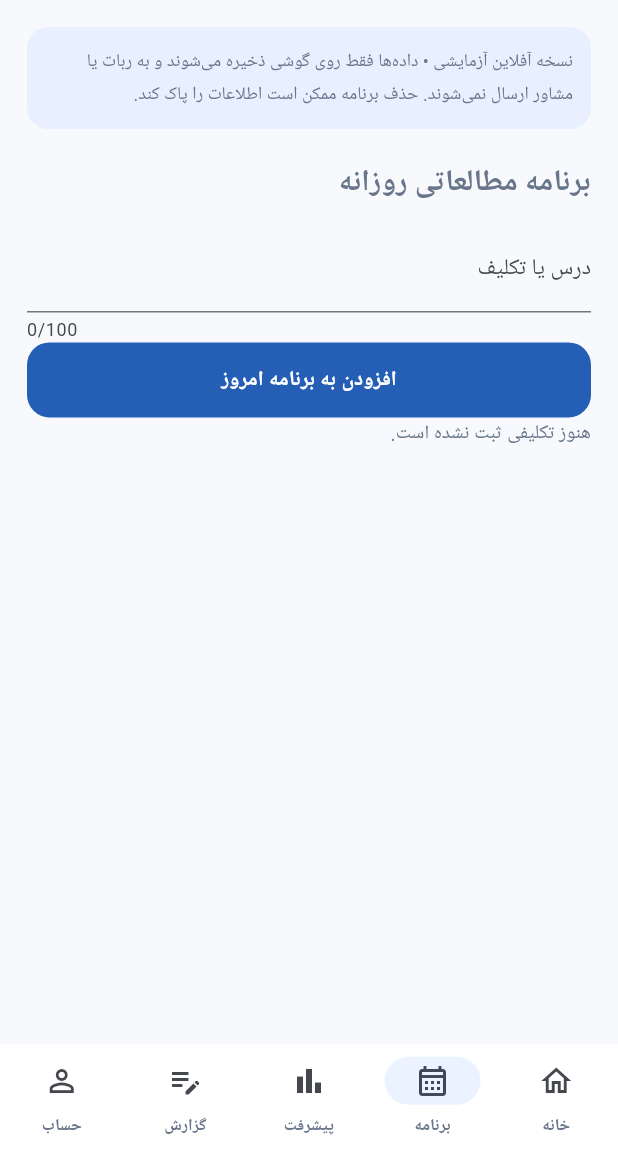
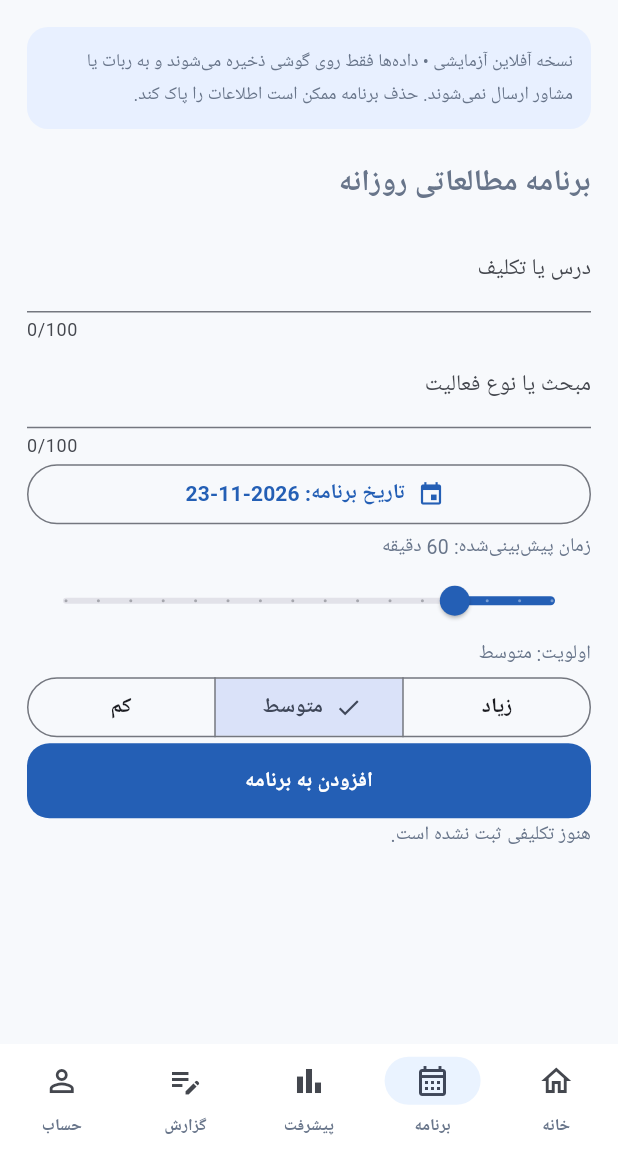
Before and after one commit to mohsentsani-eng/telegram-bot, a Flutter app: the ApexDemoScreen screen opened directly, item 2 of the bottom bar chosen, on a phone screen of 412 x 824 dp, the part 84-1236 px from its top. Run offline on Flutter 3.47's test engine with Material 3 defaults, Android fonts, the phone set to English and light mode, and no system bars; our stand-ins replace flutter_secure_storage, shared_preferences; accounts and stored records are empty; Roboto replaces fonts that are missing (Vazirmatn).

Commit message:
feat(mobile): dated prioritized study tasks, planned minutes, notes and adherence metrics

```diff
--- a/mobile_app/lib/screens/apex_demo_screen.dart
+++ b/mobile_app/lib/screens/apex_demo_screen.dart
@@ -12,6 +12,11 @@ class _ApexDemoScreenState extends State<ApexDemoScreen> {
   static const storageKey = 'apex360_offline_v1';
   final taskController = TextEditingController();
   final subjectController = TextEditingController();
+  final topicController = TextEditingController();
+  final noteController = TextEditingController();
+  int plannedMinutes = 60, priority = 2;
+  DateTime selectedDate = DateTime.now();
+  String get selectedDay => selectedDate.toIso8601String().substring(0, 10);
   int tab = 0, minutes = 45, tests = 0, satisfaction = 7, mood = 3, stress = 3;
   bool ready = false;
   List<Map<String, dynamic>> tasks = [], reports = [];
@@ -43,8 +48,9 @@ class _ApexDemoScreenState extends State<ApexDemoScreen> {
   Future<void> addTask() async {
     final name = taskController.text.trim();
     if (name.isEmpty) return;
-    setState(() => tasks.insert(0, {'title': name, 'date': today, 'done': false}));
+    setState(() => tasks.insert(0, {'title': name, 'topic': topicController.text.trim(), 'date': selectedDay, 'plannedMinutes': plannedMinutes, 'priority': priority, 'done': false}));
     taskController.clear();
+    topicController.clear();
     await save();
   }
   Future<void> addReport() async {
@@ -52,12 +58,13 @@ class _ApexDemoScreenState extends State<ApexDemoScreen> {
     if (name.isEmpty) return;
     setState(() => reports.insert(0, {'subject': name, 'date': today,
       'minutes': minutes, 'tests': tests, 'satisfaction': satisfaction,
-      'mood': mood, 'stress': stress}));
+      'mood': mood, 'stress': stress, 'note': noteController.text.trim()}));
     subjectController.clear();
+    noteController.clear();
     await save();
   }
   @override
-  void dispose() { taskController.dispose(); subjectController.dispose(); super.dispose(); }
+  void dispose() { taskController.dispose(); subjectController.dispose(); topicController.dispose(); noteController.dispose(); super.dispose(); }
   Widget heading(String label) => Padding(
     padding: const EdgeInsets.only(bottom: 12),
     child: Text(label, style: const TextStyle(fontSize: 20, fontWeight: FontWeight.w800)));
@@ -83,11 +90,29 @@ class _ApexDemoScreenState extends State<ApexDemoScreen> {
     heading('برنامه مطالعاتی روزانه'),
     TextField(controller: taskController, maxLength: 100,
       decoration: const InputDecoration(labelText: 'درس یا تکلیف', hintText: 'مثلاً مرور زیست')),
-    FilledButton(onPressed: addTask, child: const Text('افزودن به برنامه امروز')),
+    TextField(controller: topicController, maxLength: 100,
+      decoration: const InputDecoration(labelText: 'مبحث یا نوع فعالیت', hintText: 'مثلاً تست فصل دوم')),
+    OutlinedButton.icon(onPressed: () async {
+      final picked = await showDatePicker(context: context, initialDate: selectedDate,
+        firstDate: DateTime(2024), lastDate: DateTime(2035));
+      if (picked != null) setState(() => selectedDate = picked);
+    }, icon: const Icon(Icons.event), label: Text('تاریخ برنامه: ' + selectedDay)),
+    Text('زمان پیش‌بینی‌شده: ' + plannedMinutes.toString() + ' دقیقه'),
+    Slider(value: plannedMinutes.toDouble(), min: 15, max: 240, divisions: 15,
+      onChanged: (v) => setState(() => plannedMinutes = v.round())),
+    Text('اولویت: ' + (priority == 1 ? 'زیاد' : priority == 2 ? 'متوسط' : 'کم')),
+    SegmentedButton<int>(segments: const [
+      ButtonSegment(value: 1, label: Text('زیاد')),
+      ButtonSegment(value: 2, label: Text('متوسط')),
+      ButtonSegment(value: 3, label: Text('کم')),
+    ], selected: {priority}, onSelectionChanged: (v) => setState(() => priority = v.first)),
+    FilledButton(onPressed: addTask, child: const Text('افزودن به برنامه')),
     if (tasks.isEmpty) const Text('هنوز تکلیفی ثبت نشده است.'),
     ...tasks.asMap().entries.map((entry) => Card(child: CheckboxListTile(
       title: Text(entry.value['title'] as String),
-      subtitle: Text(entry.value['date'] as String),
+      subtitle: Text(entry.value['date'].toString() +
+        ' • ' + (entry.value['topic'] ?? '').toString() +
+        ' • ' + (entry.value['plannedMinutes'] ?? 'نامشخص').toString() + ' دقیقه'),
       value: entry.value['done'] == true,
       onChanged: (value) async {
         setState(() => tasks[entry.key]['done'] = value ?? false);
@@ -113,6 +138,8 @@ class _ApexDemoScreenState extends State<ApexDemoScreen> {
     Text('استرس امروز: ' + stress.toString() + ' از ۵'),
     Slider(value: stress.toDouble(), min: 1, max: 5, divisions: 4,
       onChanged: (value) => setState(() => stress = value.round())),
+    TextField(controller: noteController, maxLines: 3, maxLength: 400,
+      decoration: const InputDecoration(labelText: 'کارهای انجام‌نشده و علت آن / توضیحات')),
     FilledButton(onPressed: addReport, child: const Text('ذخیره گزارش روی گوشی')),
     const SizedBox(height: 16),
     heading('گزارش‌های ثبت‌شده'),
@@ -129,10 +156,20 @@ class _ApexDemoScreenState extends State<ApexDemoScreen> {
     });
     final total = days.fold<int>(0, (n, d) => n + d.sum);
     final maximum = days.fold<int>(60, (n, d) => d.sum > n ? d.sum : n);
+    final recentDates = days.map((d) => d.date).toSet();
+    final recentTasks = tasks.where((t) => recentDates.contains(t['date'])).toList();
+    final completed = recentTasks.where((t) => t['done'] == true).length;
+    final planned = recentTasks.fold<int>(0, (n, t) => n + ((t['plannedMinutes'] as num?)?.toInt() ?? 0));
+    final percent = recentTasks.isEmpty ? 0 : (100 * completed / recentTasks.length).round();
     return Column(crossAxisAlignment: CrossAxisAlignment.stretch, children: [
       heading('پیشرفت هفت روز گذشته'),
       Card(child: ListTile(title: const Text('مجموع مطالعه هفتگی'),
         trailing: Text((total / 60).toStringAsFixed(1) + ' ساعت'))),
+      Card(child: ListTile(title: const Text('پایبندی به برنامه هفتگی'),
+        subtitle: Text(completed.toString() + ' تکلیف از ' + recentTasks.length.toString()),
+        trailing: Text(percent.toString() + '٪'))),
+      Card(child: ListTile(title: const Text('زمان برنامه‌ریزی‌شده هفتگی'),
+        trailing: Text(planned.toString() + ' دقیقه'))),
       ...days.map((d) => Padding(padding: const EdgeInsets.symmetric(vertical: 8),
         child: Row(children: [
           SizedBox(width: 60, child: Text(d.date.substring(5))),
```
